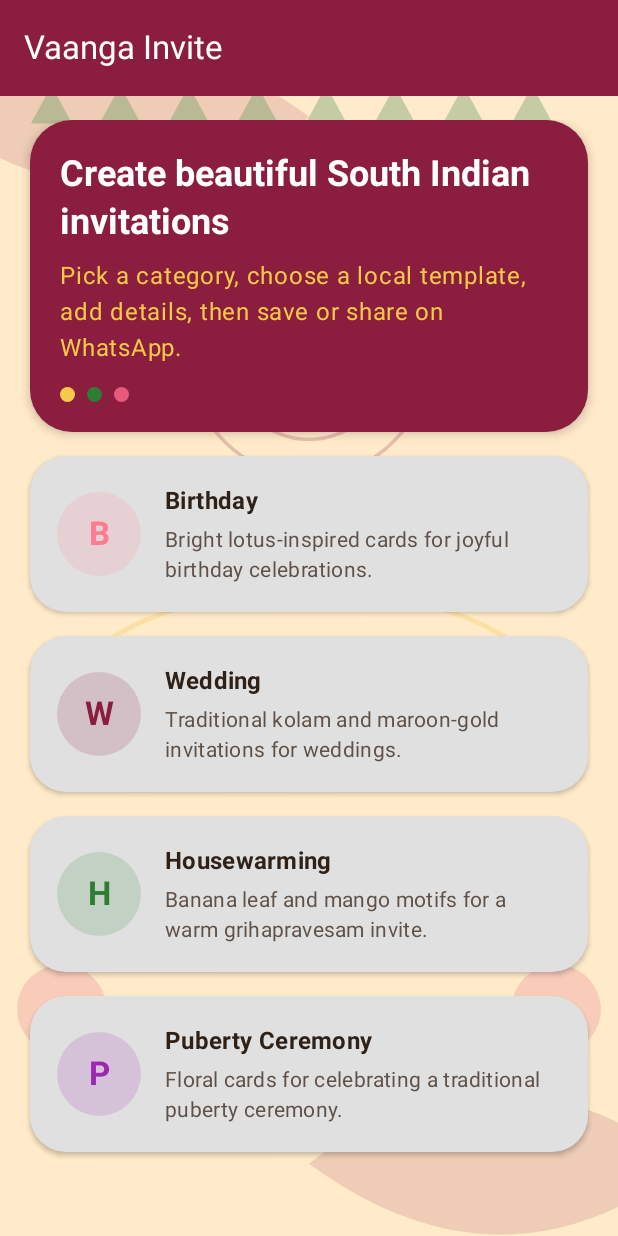
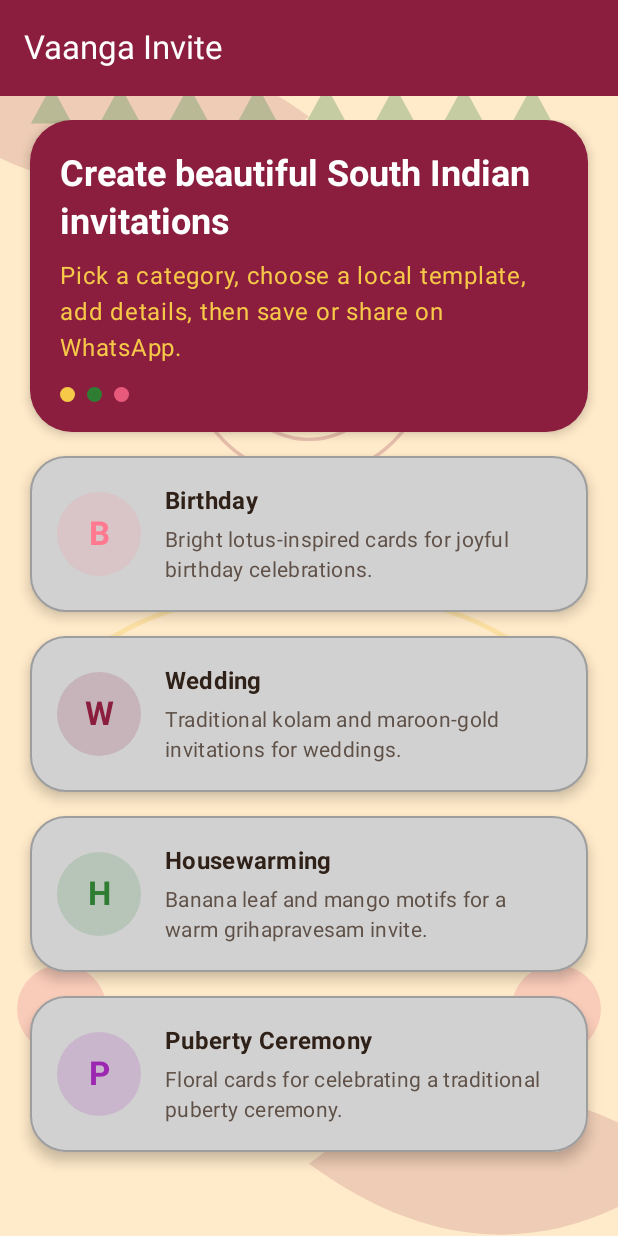
Before and after one commit to mrajen27/Invitation_Maker, an Android app built with Jetpack Compose: the screen it shows after launch (MainActivity), on a phone screen of 412 x 824 dp. Run offline under Robolectric (Android 15) with nearby library versions, the phone set to English and light mode, and no system bars.

Commit message:
Make home category cards visibly gray
Co-authored-by: mrajen27 <mrajen27@users.noreply.github.com>

```diff
--- a/app/src/main/java/com/vaangainvite/ui/screens/HomeScreen.kt
+++ b/app/src/main/java/com/vaangainvite/ui/screens/HomeScreen.kt
@@ -1,6 +1,7 @@
 package com.vaangainvite.ui.screens
 
 import androidx.compose.foundation.background
+import androidx.compose.foundation.BorderStroke
 import androidx.compose.foundation.Image
 import androidx.compose.foundation.layout.Arrangement
 import androidx.compose.foundation.layout.Box
@@ -44,7 +45,8 @@ private val HomeSandalwood = Color(0xFFFFF4E6)
 private val HomeMaroon = Color(0xFF8B1E3F)
 private val HomeGold = Color(0xFFF7C948)
 private val HomeLeaf = Color(0xFF2E7D32)
-private val CategoryCardGray = Color(0xFFE0E0E0)
+private val CategoryCardGray = Color(0xFFD1D1D1)
+private val CategoryCardBorderGray = Color(0xFF9E9E9E)
 
 @OptIn(ExperimentalMaterial3Api::class)
 @Composable
@@ -159,7 +161,8 @@ private fun CategoryCard(
         colors = CardDefaults.cardColors(
             containerColor = CategoryCardGray
         ),
-        elevation = CardDefaults.cardElevation(defaultElevation = 2.dp)
+        border = BorderStroke(1.dp, CategoryCardBorderGray),
+        elevation = CardDefaults.cardElevation(defaultElevation = 5.dp)
     ) {
         Row(
             modifier = Modifier
```
